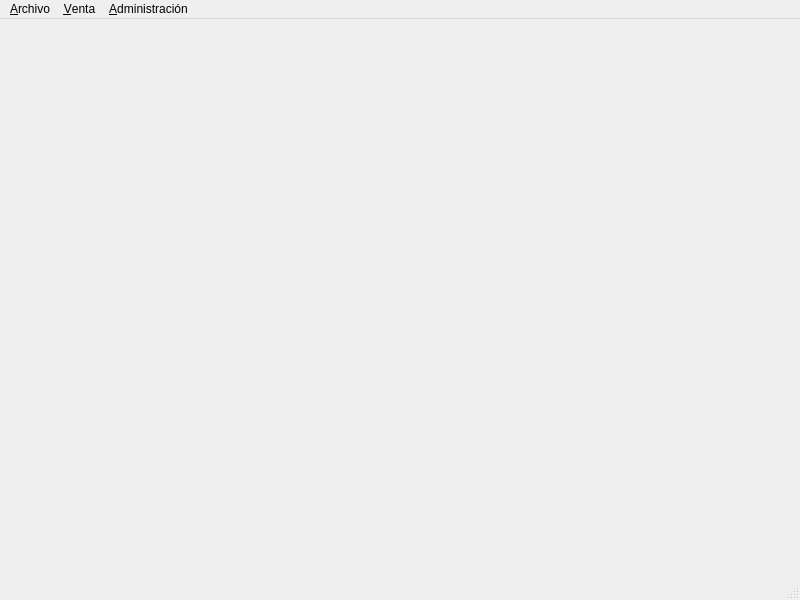
The window that nostro/main_window/main_window.ui (manuell12/CafeNostro) describes before a commit, drawn with Qt 5.
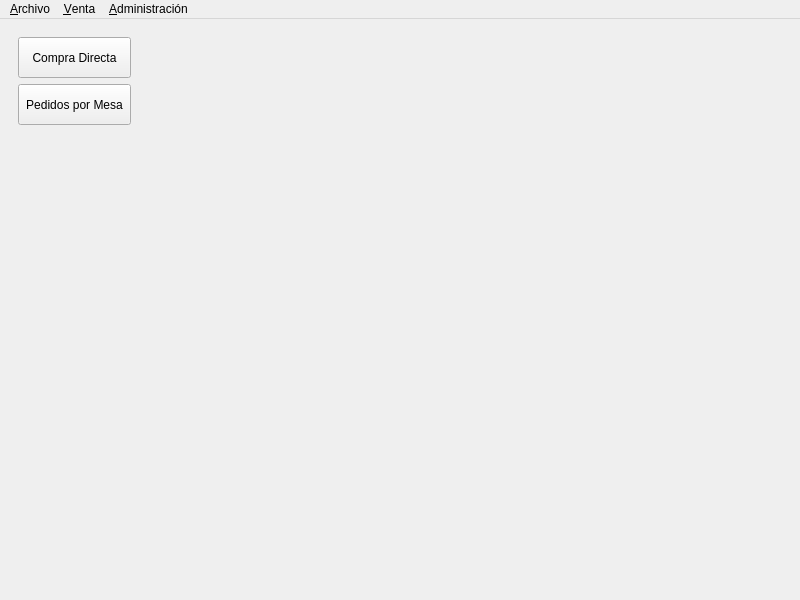
The same window after the commit.

```diff
--- a/nostro/main_window/main_window.ui
+++ b/nostro/main_window/main_window.ui
@@ -13,7 +13,77 @@
   <property name="windowTitle">
    <string>CaféNostro</string>
   </property>
-  <widget class="QWidget" name="centralwidget"/>
+  <widget class="QWidget" name="centralwidget">
+   <layout class="QGridLayout" name="gridLayout">
+    <item row="1" column="0">
+     <spacer name="verticalSpacer">
+      <property name="orientation">
+       <enum>Qt::Vertical</enum>
+      </property>
+      <property name="sizeHint" stdset="0">
+       <size>
+        <width>20</width>
+        <height>40</height>
+       </size>
+      </property>
+     </spacer>
+    </item>
+    <item row="0" column="0">
+     <widget class="QWidget" name="widget_barra" native="true">
+      <property name="minimumSize">
+       <size>
+        <width>131</width>
+        <height>101</height>
+       </size>
+      </property>
+      <property name="maximumSize">
+       <size>
+        <width>131</width>
+        <height>531</height>
+       </size>
+      </property>
+      <layout class="QVBoxLayout" name="verticalLayout">
+       <item>
+        <widget class="QPushButton" name="pushButton_compra_directa">
+         <property name="minimumSize">
+          <size>
+           <width>111</width>
+           <height>41</height>
+          </size>
+         </property>
+         <property name="text">
+          <string>Compra Directa</string>
+         </property>
+        </widget>
+       </item>
+       <item>
+        <widget class="QPushButton" name="pushButton_pedidos">
+         <property name="minimumSize">
+          <size>
+           <width>111</width>
+           <height>41</height>
+          </size>
+         </property>
+         <property name="text">
+          <string>Pedidos por Mesa</string>
+         </property>
+        </widget>
+       </item>
+      </layout>
+     </widget>
+    </item>
+    <item row="0" column="1" rowspan="2">
+     <widget class="QStackedWidget" name="stackedWidget">
+      <widget class="QWidget" name="page_3"/>
+      <widget class="QWidget" name="page_4"/>
+     </widget>
+    </item>
+   </layout>
+   <zorder>widget_barra</zorder>
+   <zorder>verticalSpacer</zorder>
+   <zorder>widget</zorder>
+   <zorder>stackedWidget</zorder>
+  </widget>
   <widget class="QMenuBar" name="menubar">
    <property name="geometry">
     <rect>
@@ -53,7 +123,6 @@
    <addaction name="menuVenta"/>
    <addaction name="menuAdministraci_n"/>
   </widget>
-  <widget class="QStatusBar" name="statusbar"/>
   <action name="actionUsuarios">
    <property name="text">
     <string>&amp;Usuarios</string>
```
